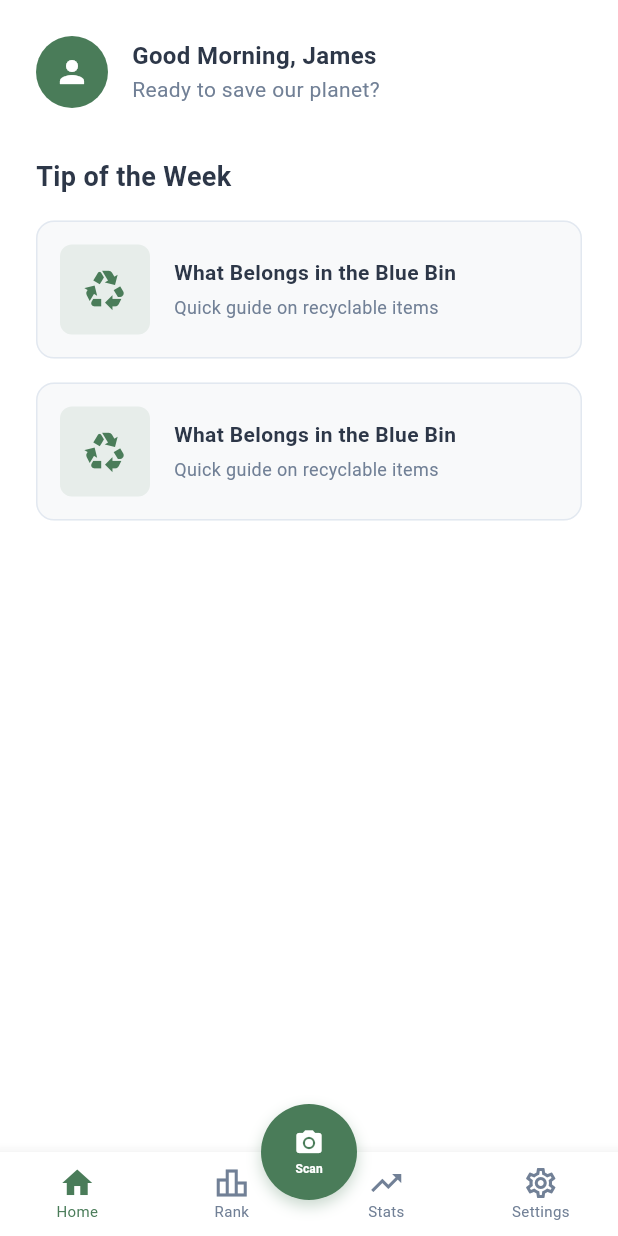
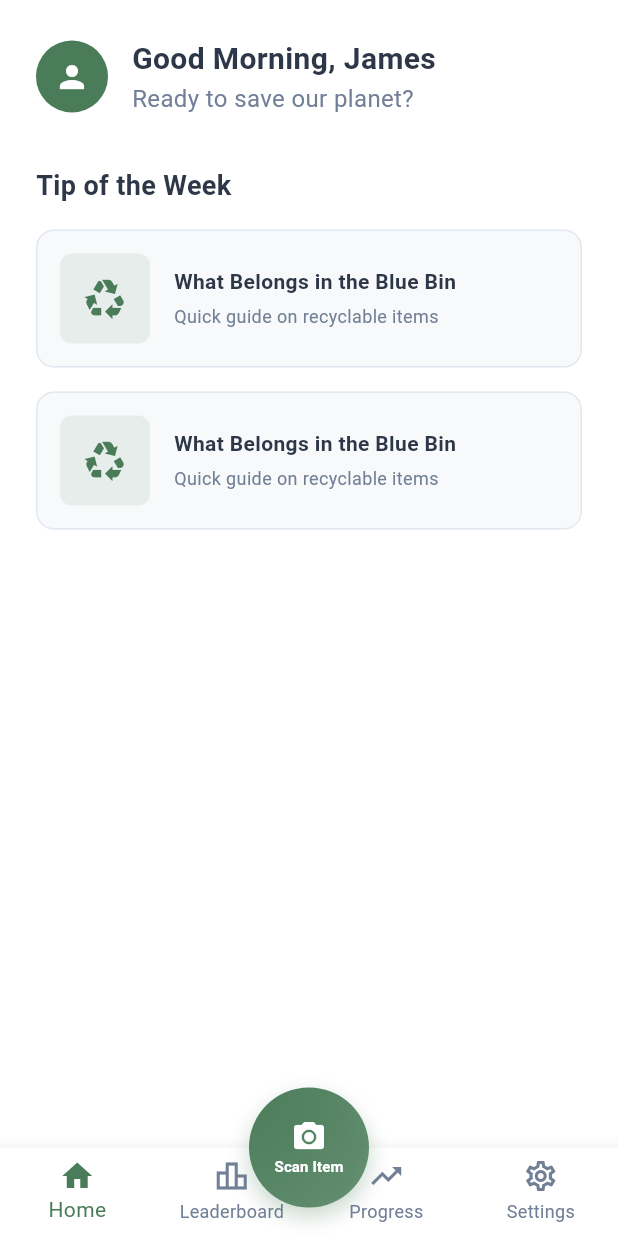
Before and after one commit to JDMUHIRWA/waste-sorter-app, a Flutter app: the HomeScreen screen opened by its route, on a phone screen of 412 x 824 dp. Run offline on Flutter 3.47's test engine with Material 3 defaults, Android fonts, the light colour scheme and no system bars; our stand-ins replace camera, flutter_riverpod, go_router, image_picker, permission_handler.

Commit message:
Align UI with Figma designs: home screen greeting, congratulations screen, numbered disposal steps
- Update home screen with personalized 'Good Morning, James' and 'Ready to save our planet?' text to match Figma
- Create new CongratulationsScreen matching Figma design with points/streak display and 'Keep Sorting' button
- Update disposal instructions with numbered steps (1. Remove Cap, 2. Rinse Item, 3. Place in Blue Bin)
- Change 'Mark as Disposed' button to 'I've Sorted It' to match Figma
- Add congratulations route and navigation flow
- Enhance floating action button styling to better match design intent

```diff
--- a/lib/features/home/screens/home_screen.dart
+++ b/lib/features/home/screens/home_screen.dart
@@ -51,12 +51,12 @@ class _HomeScreenState extends State<HomeScreen> {
     return Scaffold(
       backgroundColor: AppColors.background,
       body: SafeArea(
-        child: SingleChildScrollView(
+        child: Padding(
           padding: const EdgeInsets.all(AppSpacing.lg),
           child: Column(
             crossAxisAlignment: CrossAxisAlignment.start,
             children: [
-              // Header with user greeting
+              // Header with user greeting - Updated to match Figma
               Row(
                 children: [
                   // User Avatar
@@ -74,7 +74,7 @@ class _HomeScreenState extends State<HomeScreen> {
                     ),
                   ),
                   const SizedBox(width: AppSpacing.md),
-                  // Greeting
+                  // Greeting - Updated to match Figma exactly
                   const Expanded(
                     child: Column(
                       crossAxisAlignment: CrossAxisAlignment.start,
@@ -82,7 +82,7 @@ class _HomeScreenState extends State<HomeScreen> {
                         Text(
                           'Good Morning, James',
                           style: TextStyle(
-                            fontSize: 16,
+                            fontSize: 20,
                             fontWeight: FontWeight.w600,
                             color: AppColors.textPrimary,
                           ),
@@ -90,7 +90,7 @@ class _HomeScreenState extends State<HomeScreen> {
                         Text(
                           'Ready to save our planet?',
                           style: TextStyle(
-                            fontSize: 14,
+                            fontSize: 16,
                             color: AppColors.textSecondary,
                           ),
                         ),
@@ -110,8 +110,13 @@ class _HomeScreenState extends State<HomeScreen> {
                 ),
               ),
               const SizedBox(height: AppSpacing.md),
-              // Tips List - Using Column instead of ListView for better responsiveness
-              ..._tipOfTheWeek.map((tip) => Container(
+              // Tips List
+              Expanded(
+                child: ListView.builder(
+                  itemCount: _tipOfTheWeek.length,
+                  itemBuilder: (context, index) {
+                    final tip = _tipOfTheWeek[index];
+                    return Container(
                       margin: const EdgeInsets.only(bottom: AppSpacing.md),
                       child: Card(
                         elevation: 0,
@@ -168,23 +173,33 @@ class _HomeScreenState extends State<HomeScreen> {
                           ),
                         ),
                       ),
-                  )),
+                    );
+                  },
+                ),
+              ),
             ],
           ),
         ),
       ),
-      // Floating Action Button for Scan
+      // Floating Action Button for Scan - Updated to match Figma
       floatingActionButton: Container(
-        width: 64,
-        height: 64,
+        width: 80,
+        height: 80,
         decoration: BoxDecoration(
-          color: AppColors.primary,
-          borderRadius: BorderRadius.circular(AppRadius.circular),
+          gradient: LinearGradient(
+            begin: Alignment.topLeft,
+            end: Alignment.bottomRight,
+            colors: [
+              AppColors.primary,
+              AppColors.primary.withValues(alpha: 0.8),
+            ],
+          ),
+          borderRadius: BorderRadius.circular(40),
           boxShadow: [
             BoxShadow(
               color: AppColors.primary.withValues(alpha: 0.3),
-              blurRadius: 8,
-              offset: const Offset(0, 4),
+              blurRadius: 12,
+              offset: const Offset(0, 6),
             ),
           ],
         ),
@@ -192,19 +207,19 @@ class _HomeScreenState extends State<HomeScreen> {
           onPressed: () => context.go('/scan'),
           backgroundColor: Colors.transparent,
           elevation: 0,
-          child: const Column(
+          child: Column(
             mainAxisAlignment: MainAxisAlignment.center,
             children: [
-              Icon(
+              const Icon(
                 Icons.camera_alt,
                 color: Colors.white,
-                size: 20,
+                size: 24,
               ),
-              SizedBox(height: 2),
-              Text(
-                'Scan',
+              const SizedBox(height: 2),
+              const Text(
+                'Scan Item',
                 style: TextStyle(
-                  fontSize: 8,
+                  fontSize: 10,
                   fontWeight: FontWeight.w600,
                   color: Colors.white,
                 ),
@@ -223,8 +238,6 @@ class _HomeScreenState extends State<HomeScreen> {
         selectedItemColor: AppColors.primary,
         unselectedItemColor: AppColors.textSecondary,
         elevation: 8,
-        selectedFontSize: 10,
-        unselectedFontSize: 10,
         items: const [
           BottomNavigationBarItem(
             icon: Icon(Icons.home_outlined),
@@ -234,12 +247,12 @@ class _HomeScreenState extends State<HomeScreen> {
           BottomNavigationBarItem(
             icon: Icon(Icons.leaderboard_outlined),
             activeIcon: Icon(Icons.leaderboard),
-            label: 'Rank',
+            label: 'Leaderboard',
           ),
           BottomNavigationBarItem(
             icon: Icon(Icons.trending_up_outlined),
             activeIcon: Icon(Icons.trending_up),
-            label: 'Stats',
+            label: 'Progress',
           ),
           BottomNavigationBarItem(
             icon: Icon(Icons.settings_outlined),
```
Also changed, not shown: lib/app/router.dart (+15 -0 lines), lib/features/scan/screens/congratulations_screen.dart (added, +308 -0 lines), lib/features/scan/screens/disposal_instructions_screen.dart (+30 -14 lines), lib/features/leaderboard/screens/leaderboard_screen.dart (line endings or trailing spaces). Lines whose indentation alone changed are shown as unchanged.
